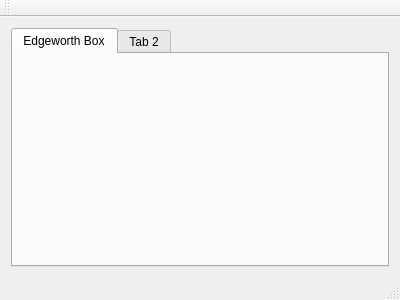
Qt form code/app/MarketPlayer/mainwindow.ui (kottalovag/marketplayer) before a commit.
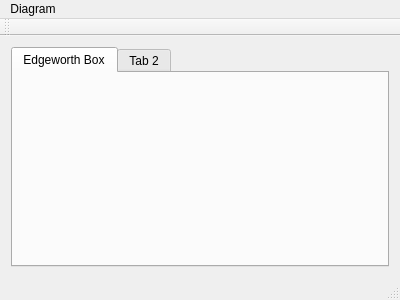
The same form after that commit. Custom widgets are drawn as their Qt base class.

Commit message: [m] now we can calculate the pareto intersections (hacking 0.5 alfa hardcoded); added plot saving functionality

```diff
--- a/code/app/MarketPlayer/mainwindow.ui
+++ b/code/app/MarketPlayer/mainwindow.ui
@@ -45,6 +45,13 @@
      <height>21</height>
     </rect>
    </property>
+   <widget class="QMenu" name="menuDiagram">
+    <property name="title">
+     <string>Diagram</string>
+    </property>
+    <addaction name="actionSaveEdgeworthDiagram"/>
+   </widget>
+   <addaction name="menuDiagram"/>
   </widget>
   <widget class="QToolBar" name="mainToolBar">
    <attribute name="toolBarArea">
```
Left out of the diff: 5 changed lines with no effect on the pictures. The commit also changes 2 other files.
